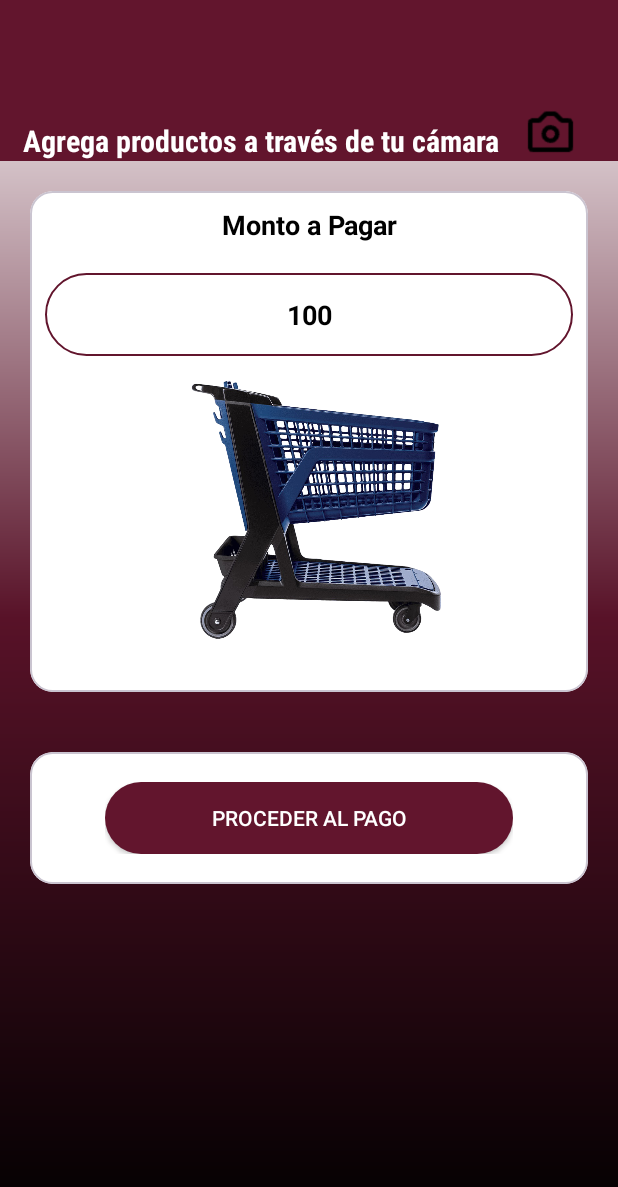
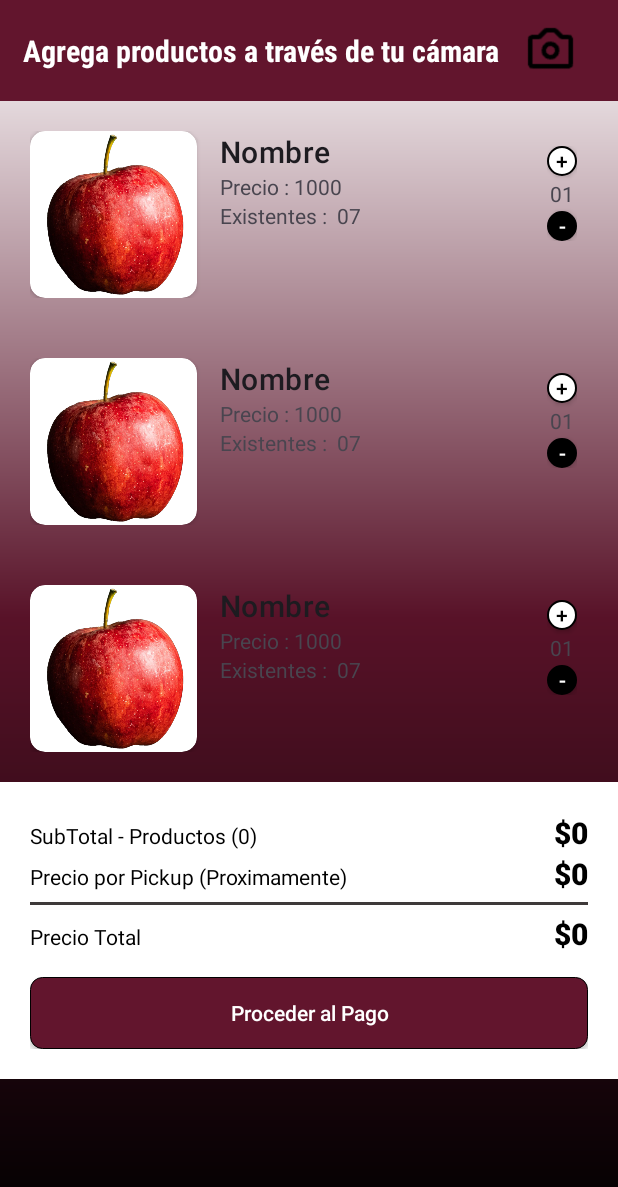
Before and after one commit to JonathanOlivares/Poli-Carrito, an Android app: the layout fragment_carrito.xml on its own in the app's theme, with its tools: preview values and no code run, on a phone screen of 412 x 824 dp. Shown: the top 1187 px of the screen. Run offline under Robolectric (Android 15) with nearby library versions, the phone set to English and light mode, and no system bars.

Commit message:
Version Carrito 1.1

```diff
--- a/app/src/main/java/com/myaplication/policarrito/CarritoFragment.kt
+++ b/app/src/main/java/com/myaplication/policarrito/CarritoFragment.kt
@@ -53,18 +53,18 @@ class CarritoFragment : Fragment() {
         /* - - - - - Agregado - Informacion Pago - - - - - */
         val view: View = inflater.inflate(R.layout.fragment_carrito, container, false)
 
-        val BotonPagar = view.findViewById<TextView>(R.id.Btn_Logout02)
+        val BotonPagar = view.findViewById<TextView>(R.id.btnCartCheckout)
         val BotonCamara = view.findViewById<TextView>(R.id.Btn_Camara)
 
         BotonPagar.setOnClickListener{
             activity?.let{
                 //val win_login = Intent (it, PagosActivity::class.java)
 
-                val montoPago = view.findViewById<TextView>(R.id.TeVi_MontoPago).toString()
+                //val montoPago = view.findViewById<TextView>(R.id.TeVi_MontoPago).toString()
 
                 val intent = Intent(requireContext(), PagosActivity::class.java)
 
-                intent.putExtra("monto_pago", montoPago)
+                //intent.putExtra("monto_pago", montoPago)
                 startActivity(intent)
 
                 //it.startActivity(win_login)
--- a/app/src/main/java/com/myaplication/policarrito/LoginActivity.kt
+++ b/app/src/main/java/com/myaplication/policarrito/LoginActivity.kt
@@ -7,6 +7,7 @@ import android.widget.EditText
 
 import android.widget.TextView
 import android.widget.Toast
+import androidx.core.content.ContextCompat
 import com.google.firebase.auth.FirebaseAuth
 import com.google.firebase.auth.ktx.auth
 import com.google.firebase.ktx.Firebase
@@ -19,6 +20,9 @@ class LoginActivity : AppCompatActivity() {
     override fun onCreate(savedInstanceState: Bundle?) {
         super.onCreate(savedInstanceState)
         setContentView(R.layout.activity_login)
+
+
+        window.statusBarColor = ContextCompat.getColor(this, R.color.Politecnico)
 
 
         // - Agregado - Initialize Firebase Auth
--- a/app/src/main/java/com/myaplication/policarrito/MenuActivity.kt
+++ b/app/src/main/java/com/myaplication/policarrito/MenuActivity.kt
@@ -6,6 +6,7 @@ import android.content.pm.ActivityInfo
 import androidx.appcompat.app.AppCompatActivity
 import android.os.Bundle
 import androidx.appcompat.widget.Toolbar
+import androidx.core.content.ContextCompat
 import androidx.navigation.NavController
 import androidx.navigation.fragment.NavHostFragment
 import androidx.navigation.fragment.NavHostFragment.Companion.findNavController
@@ -22,6 +23,10 @@ class MenuActivity : AppCompatActivity() {
     override fun onCreate(savedInstanceState: Bundle?) {
         super.onCreate(savedInstanceState)
         setContentView(R.layout.activity_menu)
+
+
+        window.statusBarColor = ContextCompat.getColor(this, R.color.Politecnico)
+
 
         requestedOrientation = ActivityInfo.SCREEN_ORIENTATION_PORTRAIT
 
--- a/app/src/main/java/com/myaplication/policarrito/PagosActivity.kt
+++ b/app/src/main/java/com/myaplication/policarrito/PagosActivity.kt
@@ -8,6 +8,7 @@ import android.widget.EditText
 
 import android.widget.TextView
 import android.widget.Toast
+import androidx.core.content.ContextCompat
 import com.paypal.android.sdk.payments.PayPalConfiguration
 import com.paypal.android.sdk.payments.PayPalPayment
 import com.paypal.android.sdk.payments.PayPalService
@@ -30,6 +31,10 @@ class PagosActivity : AppCompatActivity() {
     override fun onCreate(savedInstanceState: Bundle?) {
         super.onCreate(savedInstanceState)
         setContentView(R.layout.activity_pagos)
+
+
+        window.statusBarColor = ContextCompat.getColor(this, R.color.Politecnico)
+
 
         configuration = PayPalConfiguration()
             .environment(PayPalConfiguration.ENVIRONMENT_SANDBOX)
--- a/app/src/main/java/com/myaplication/policarrito/ProductosActivity.kt
+++ b/app/src/main/java/com/myaplication/policarrito/ProductosActivity.kt
@@ -4,6 +4,7 @@ import android.content.Intent
 import androidx.appcompat.app.AppCompatActivity
 import android.os.Bundle
 import android.widget.Button
+import androidx.core.content.ContextCompat
 import androidx.recyclerview.widget.LinearLayoutManager
 import androidx.recyclerview.widget.RecyclerView
 import com.google.firebase.database.DataSnapshot
@@ -23,6 +24,10 @@ class ProductosActivity : AppCompatActivity() {
     override fun onCreate(savedInstanceState: Bundle?) {
         super.onCreate(savedInstanceState)
         setContentView(R.layout.activity_productos)
+
+
+        window.statusBarColor = ContextCompat.getColor(this, R.color.Politecnico)
+
 
         userRecyclerview = findViewById(R.id.ReVi_DatosList)
         userRecyclerview.layoutManager = LinearLayoutManager(this)
--- a/app/src/main/java/com/myaplication/policarrito/SingupActivity.kt
+++ b/app/src/main/java/com/myaplication/policarrito/SingupActivity.kt
@@ -7,6 +7,7 @@ import android.widget.EditText
 
 import android.widget.TextView
 import android.widget.Toast
+import androidx.core.content.ContextCompat
 import com.google.firebase.auth.FirebaseAuth
 import com.google.firebase.auth.ktx.auth
 import com.google.firebase.ktx.Firebase
@@ -19,6 +20,9 @@ class SingupActivity : AppCompatActivity() {
     override fun onCreate(savedInstanceState: Bundle?) {
         super.onCreate(savedInstanceState)
         setContentView(R.layout.activity_singup)
+
+
+        window.statusBarColor = ContextCompat.getColor(this, R.color.Politecnico)
 
 
         // - Agregado - Initialize Firebase Auth
--- /dev/null
+++ b/app/src/main/res/drawable/custombuttonselectsize.xml
@@ -0,0 +1,21 @@
+<?xml version="1.0" encoding="utf-8"?>
+<shape
+    android:shape="oval"
+    xmlns:android="http://schemas.android.com/apk/res/android">
+
+        <size
+            android:width="40dp"
+            android:height="40dp"/>
+
+
+    <stroke
+        android:width="1dp"
+        android:color="@color/black"
+        />
+
+    <solid
+        android:color="@color/white"/>
+
+
+
+</shape>
--- /dev/null
+++ b/app/src/main/res/layout/cartproduct_item.xml
@@ -0,0 +1,130 @@
+<?xml version="1.0" encoding="utf-8"?>
+<androidx.constraintlayout.widget.ConstraintLayout xmlns:android="http://schemas.android.com/apk/res/android"
+    xmlns:app="http://schemas.android.com/apk/res-auto"
+    xmlns:tools="http://schemas.android.com/tools"
+    android:layout_width="match_parent"
+    android:layout_height="wrap_content"
+    android:layout_margin="20dp">
+
+
+    <androidx.cardview.widget.CardView
+        android:id="@+id/ivCardView"
+        android:layout_width="0dp"
+        android:layout_height="0dp"
+        app:cardBackgroundColor="@color/white"
+        app:cardCornerRadius="10dp"
+        app:layout_constraintDimensionRatio="1:1"
+        app:layout_constraintEnd_toStartOf="@id/guideline5"
+        app:layout_constraintStart_toStartOf="parent"
+        app:layout_constraintTop_toTopOf="parent">
+
+        <ImageView
+            android:id="@+id/ivCartProduct"
+            android:layout_width="match_parent"
+            android:layout_height="match_parent"
+            android:src="@drawable/img_manzana" />
+
+    </androidx.cardview.widget.CardView>
+
+
+    <androidx.appcompat.widget.AppCompatTextView
+        android:id="@+id/tvCartProductNombre"
+        style="@style/TextAppearance.MaterialComponents.Headline6"
+        android:layout_width="wrap_content"
+        android:layout_height="wrap_content"
+        android:text="Nombre"
+        android:layout_marginStart="15dp"
+        app:layout_constraintStart_toEndOf="@id/ivCardView"
+        app:layout_constraintTop_toTopOf="parent" />
+
+    <androidx.appcompat.widget.AppCompatTextView
+        android:id="@+id/tvCartProductPrecio"
+        android:layout_width="wrap_content"
+        android:layout_height="wrap_content"
+        android:text="1000"
+        app:layout_constraintStart_toEndOf="@+id/tvSize2"
+        app:layout_constraintTop_toTopOf="@+id/tvSize2" />
+
+    <androidx.appcompat.widget.AppCompatTextView
+        android:id="@+id/tvSize"
+        android:layout_width="wrap_content"
+        android:layout_height="wrap_content"
+        android:text="Existentes : "
+        app:layout_constraintStart_toStartOf="@+id/tvSize2"
+        app:layout_constraintTop_toBottomOf="@id/tvCartProductPrecio" />
+
+    <androidx.appcompat.widget.AppCompatTextView
+        android:id="@+id/tvSize2"
+        android:layout_width="wrap_content"
+        android:layout_height="wrap_content"
+        android:text="Precio : "
+        app:layout_constraintStart_toStartOf="@+id/tvCartProductNombre"
+        app:layout_constraintTop_toBottomOf="@+id/tvCartProductNombre" />
+
+    <androidx.appcompat.widget.AppCompatTextView
+        android:id="@+id/tvCartProductExistencia"
+        android:layout_width="wrap_content"
+        android:layout_height="wrap_content"
+        android:text="07"
+        android:layout_marginStart="3dp"
+        app:layout_constraintTop_toTopOf="@id/tvSize"
+        app:layout_constraintStart_toEndOf="@id/tvSize"
+        app:layout_constraintBottom_toBottomOf="@id/tvSize" />
+
+    <LinearLayout
+        android:layout_width="wrap_content"
+        android:layout_height="match_parent"
+        android:orientation="vertical"
+        android:padding="10dp"
+        app:layout_constraintStart_toEndOf="@id/guideline6"
+        app:layout_constraintTop_toTopOf="parent">
+
+        <androidx.appcompat.widget.AppCompatButton
+            android:id="@+id/btnCartItemAdd"
+            android:layout_width="20dp"
+            android:layout_height="20dp"
+            android:background="@drawable/custombuttonselectsize"
+            android:text="+"
+            android:textAppearance="@style/TextAppearance.MaterialComponents.Subtitle2"
+            android:textColor="@color/black"
+            tools:ignore="TouchTargetSizeCheck" />
+
+
+        <androidx.appcompat.widget.AppCompatTextView
+            android:id="@+id/tvCartItemCount"
+            android:layout_width="wrap_content"
+            android:layout_height="wrap_content"
+            android:padding="2dp"
+            android:text="01" />
+
+
+        <androidx.appcompat.widget.AppCompatButton
+            android:id="@+id/btnCartItemMinus"
+            android:layout_width="20dp"
+            android:layout_height="20dp"
+            android:background="@drawable/custombuttonselectsize"
+            android:backgroundTint="@color/black"
+            android:text="-"
+            android:textColor="@color/white"
+            tools:ignore="TouchTargetSizeCheck" />
+
+
+    </LinearLayout>
+
+
+    <androidx.constraintlayout.widget.Guideline
+        android:id="@+id/guideline5"
+        android:layout_width="0dp"
+        android:layout_height="wrap_content"
+        android:orientation="vertical"
+        app:layout_constraintGuide_percent="0.2991914" />
+
+    <androidx.constraintlayout.widget.Guideline
+        android:id="@+id/guideline6"
+        android:layout_width="0dp"
+        android:layout_height="wrap_content"
+        android:orientation="vertical"
+        app:layout_constraintGuide_percent="0.90026957" />
+
+
+</androidx.constraintlayout.widget.ConstraintLayout>
--- a/app/src/main/res/layout/fragment_carrito.xml
+++ b/app/src/main/res/layout/fragment_carrito.xml
@@ -1,5 +1,6 @@
 <?xml version="1.0" encoding="utf-8"?>
-<LinearLayout xmlns:android="http://schemas.android.com/apk/res/android"
+<LinearLayout
+    xmlns:android="http://schemas.android.com/apk/res/android"
     xmlns:app="http://schemas.android.com/apk/res-auto"
     xmlns:tools="http://schemas.android.com/tools"
 
@@ -34,8 +35,9 @@
                     android:layout_width="wrap_content"
                     android:layout_height="wrap_content"
                     android:layout_marginStart="15dp"
-                    android:layout_marginTop="80dp"
                     android:layout_marginEnd="0dp"
+                    android:layout_marginTop="20dp"
+                    android:layout_marginBottom="20dp"
                     android:fontFamily="sans-serif-condensed-medium"
                     android:text="Agrega productos a través de tu cámara "
                     android:textSize="20sp"
@@ -57,7 +59,8 @@
                         android:layout_width="wrap_content"
                         android:layout_height="wrap_content"
                         android:layout_marginLeft="0dp"
-                        android:layout_marginTop="70dp"
+                        android:layout_marginTop="20dp"
+                        android:layout_marginBottom="20dp"
                         android:layout_toRightOf="@id/textView1"
                         android:background="@android:color/transparent"
                         android:minWidth="64dp"
@@ -81,141 +84,127 @@
         </com.google.android.material.appbar.AppBarLayout>
     </LinearLayout>
 
-    <ScrollView
-        android:id="@+id/ScrollView_01"
+    <androidx.recyclerview.widget.RecyclerView
+        android:id="@+id/rvCartItems"
         android:layout_width="match_parent"
-        android:layout_height="wrap_content">
-
-        <RelativeLayout
-            android:id="@+id/RelativeLayout_01"
-            android:layout_width="match_parent"
-            android:layout_height="wrap_content">
-
+        android:layout_height="wrap_content"
+        app:layout_constraintBottom_toTopOf="@id/llCartPayment"
+        app:layout_constraintEnd_toEndOf="parent"
+        app:layout_constraintStart_toStartOf="parent"
+        app:layout_constraintTop_toBottomOf="@+id/LinearLayout_Bar"
+        tools:listitem="@layout/cartproduct_item" />
 
     <LinearLayout
-                android:id="@+id/LinearLayout_02"
-                android:layout_width="match_parent"
-                android:layout_height="wrap_content"
-                android:orientation="vertical">
-
-
-
-                <com.google.android.material.card.MaterialCardView
-                    android:layout_width="match_parent"
-                    android:layout_height="match_parent"
-                    android:layout_margin="20dp"
-                    android:elevation="8dp"
-                    android:backgroundTint="@color/white"
-                    app:cardCornerRadius="15dp">
-
-                    <RelativeLayout
-                        android:layout_width="match_parent"
-                        android:layout_height="wrap_content">
-
-
-                        <LinearLayout
-                            android:id="@+id/Lila_Carrito02"
+                android:id="@+id/llCartPayment"
                 android:layout_width="match_parent"
                 android:layout_height="wrap_content"
                 android:orientation="vertical"
-                            android:paddingTop="10dp"
-                            android:paddingStart="10dp"
-                            android:paddingEnd="10dp"
-                            android:paddingBottom="20dp">
+                app:layout_constraintBottom_toBottomOf="parent"
+                app:layout_constraintStart_toStartOf="parent"
+                app:layout_constraintEnd_toEndOf="parent"
+                app:layout_constraintTop_toBottomOf="@id/rvCartItems"
+                android:background="@color/white"
+                android:padding="20dp"
+                >
 
 
                 <LinearLayout
                     android:layout_width="match_parent"
                     android:layout_height="wrap_content"
-                                android:orientation="vertical">
+                    >
+
+                    <TextView
+                        android:id="@+id/tvLastSubTotalItems"
+                        android:layout_width="wrap_content"
+                        android:layout_height="wrap_content"
+                        android:layout_weight="1"
+                        android:text="SubTotal - Productos (0)"
+                        android:textColor="@color/black" />
+
+                    <TextView
+                        android:id="@+id/tvLastSubTotalprice"
+                        android:layout_width="wrap_content"
+                        android:layout_height="wrap_content"
+                        android:text="$0"
+                        android:textAppearance="@style/TextAppearance.AppCompat.Title"
+                        android:textColor="@color/black"
+                        android:textStyle="bold" />
+
+                </LinearLayout>
 
 
-                                <TextView
-                                    android:id="@+id/TeVi_InformacionMontoPago"
+                <LinearLayout
                     android:layout_width="match_parent"
                     android:layout_height="wrap_content"
-                                    android:paddingBottom="20dp"
-                                    android:text="Monto a Pagar"
-                                    android:textAlignment="center"
-                                    android:textColor="@color/black"
-                                    android:textSize="18sp"
-                                    android:textStyle="bold" />
+                    >
 
                     <TextView
-                                    android:id="@+id/TeVi_MontoPago"
-                                    android:layout_width="match_parent"
+                        android:layout_width="wrap_content"
                         android:layout_height="wrap_content"
-                                    android:background="@drawable/design_text"
-                                    android:paddingTop="15dp"
-                                    android:paddingBottom="15dp"
-                                    android:text="100"
+                        android:text="Precio por Pickup (Proximamente)"
+                        android:layout_weight="1"
                         android:textColor="@color/black"
-                                    android:textAlignment="center"
-                                    android:textSize="18sp"
+                        />
+
+                    <TextView
+                        android:layout_width="wrap_content"
+                        android:layout_height="wrap_content"
+                        android:text="$0"
+                        android:textAppearance="@style/TextAppearance.AppCompat.Title"
+                        android:textColor="@color/black"
                         android:textStyle="bold" />
-
-                                <ImageView
-                                    android:layout_width="200dp"
-                                    android:layout_height="200dp"
-                                    android:layout_marginStart="80dp"
-                                    android:layout_marginVertical="@dimen/cardview_default_radius"
-                                    android:layout_gravity="center_vertical"
-                                    android:src="@drawable/img_carrito"/>
-
-                            </LinearLayout>
-                        </LinearLayout>
-                    </RelativeLayout>
-                </com.google.android.material.card.MaterialCardView>
 
                 </LinearLayout>
 
                 <LinearLayout
-                android:id="@+id/LinearLayout_03"
                     android:layout_width="match_parent"
-                android:layout_height="match_parent"
-                android:layout_below="@id/LinearLayout_02"
-                android:orientation="vertical">
+                    android:layout_height="2dp"
+                    android:background="#3E3A3A"
+                    android:padding="10dp"
+                    android:layout_marginTop="5dp"
+                    android:layout_marginBottom="5dp"
+                    />
 
-                <com.google.android.material.card.MaterialCardView
-                    android:layout_width="match_parent"
-                    android:layout_height="match_parent"
-                    android:layout_margin="20dp"
-                    android:elevation="8dp"
-                    android:backgroundTint="@color/white"
-                    app:cardCornerRadius="15dp">
-
-                    <RelativeLayout
-                        android:layout_width="match_parent"
-                        android:layout_height="wrap_content">
 
                 <LinearLayout
-                            android:id="@+id/LiLa_Pagar"
                     android:layout_width="match_parent"
                     android:layout_height="wrap_content"
-                            android:orientation="horizontal"
-                            android:paddingStart="50dp"
-                            android:paddingTop="20dp"
-                            android:paddingEnd="50dp"
-                            android:paddingBottom="20dp">
+                    >
 
-                            <androidx.appcompat.widget.AppCompatButton
-                                android:id="@+id/Btn_Logout02"
-                                android:layout_width="match_parent"
-                                android:layout_height="48dp"
-                                android:layout_marginTop="0dp"
-                                android:background="@drawable/ic_buttom"
-                                android:paddingLeft="64dp"
-                                android:paddingRight="64dp"
-                                android:text="Proceder al pago"
-                                android:textColor="@color/white" />
+                    <TextView
+                        android:layout_width="wrap_content"
+                        android:layout_height="wrap_content"
+                        android:text="Precio Total"
+                        android:textColor="@color/black"
+                        android:layout_weight="1"
+                        />
+
+                    <TextView
+                        android:id="@+id/tvLastTotalPrice"
+                        android:layout_width="wrap_content"
+                        android:layout_height="wrap_content"
+                        android:text="$0"
+                        android:textAppearance="@style/TextAppearance.AppCompat.Title"
+                        android:textColor="@color/black"
+                        android:textStyle="bold" />
 
                 </LinearLayout>
 
-                    </RelativeLayout>
+                <Space
+                    android:layout_width="match_parent"
+                    android:layout_height="15dp"/>
 
-                </com.google.android.material.card.MaterialCardView>
+
+                <androidx.appcompat.widget.AppCompatButton
+                    android:id="@+id/btnCartCheckout"
+                    android:layout_width="match_parent"
+                    android:layout_height="wrap_content"
+                    android:background="@drawable/button_border"
+                    android:text="Proceder al Pago"
+                    android:textAllCaps="false"
+                    android:textColor="@color/white" />
+
+
             </LinearLayout>
 
-        </RelativeLayout>
-    </ScrollView>
 </LinearLayout>
--- a/app/src/main/res/values/colors.xml
+++ b/app/src/main/res/values/colors.xml
@@ -6,6 +6,7 @@
     <!-- Agregados Por El Equipo -->
     <color name="Politecnico">#62152D</color>
 
+
     <color name="BottomNavigation_Item">#FFFFFF</color>
     <color name="BottomNavigation_SelectedItem">#000D2C</color>
 
```
Also changed, not shown: app/src/main/AndroidManifest.xml (+11 -8 lines), app/src/main/java/com/myaplication/policarrito/DetallesActivity.kt (added, +11 -0 lines), app/src/main/res/drawable/ic_baseline_arrow_back_24.xml (added, +11 -0 lines), app/src/main/res/layout/activity_detalles.xml (added, +151 -0 lines), app/src/main/res/drawable/background_gradient2.xml (indentation only). Lines whose indentation alone changed are shown as unchanged.
